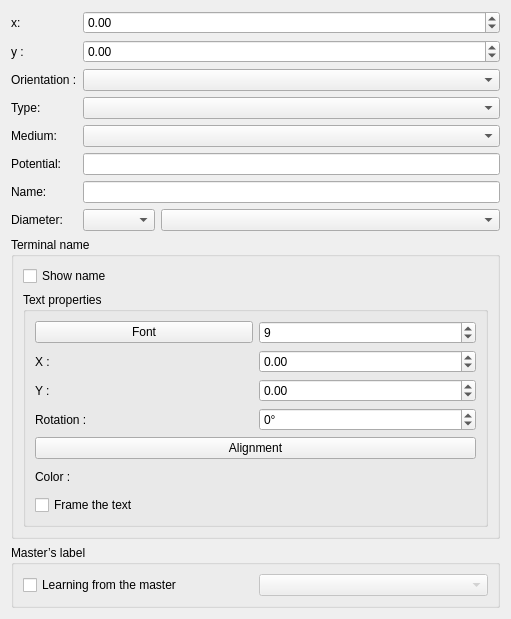
Old version of the form sources/editor/ui/terminaleditor.ui in the repository Opus-id/qelectrotech-source-mirror.
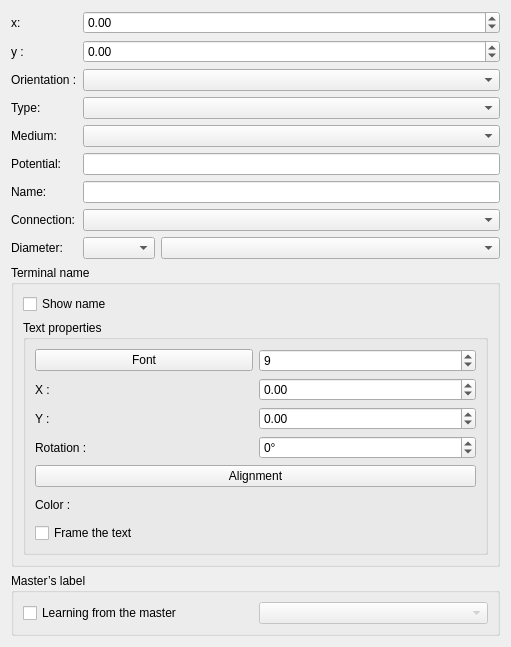
New version of the form.

Commit message: P&ID: connection type of the nozzles

Diff of the .ui file:
```diff
--- a/sources/editor/ui/terminaleditor.ui
+++ b/sources/editor/ui/terminaleditor.ui
@@ -107,13 +107,27 @@
     </widget>
    </item>
    <item row="7" column="0">
+    <widget class="QLabel" name="label_connection">
+     <property name="text">
+      <string>Connection:</string>
+     </property>
+    </widget>
+   </item>
+   <item row="7" column="1">
+    <widget class="QComboBox" name="m_connection_cb">
+     <property name="toolTip">
+      <string>How a pipe is joined to this nozzle; it decides the kind of its size. Each placed symbol can change it.</string>
+     </property>
+    </widget>
+   </item>
+   <item row="8" column="0">
     <widget class="QLabel" name="label_dn">
      <property name="text">
       <string>Diameter:</string>
      </property>
     </widget>
    </item>
-   <item row="7" column="1">
+   <item row="8" column="1">
     <layout class="QHBoxLayout" name="m_dn_layout">
      <item>
       <widget class="QComboBox" name="m_dn_kind_cb">
@@ -137,7 +151,7 @@
      </item>
     </layout>
    </item>
-   <item row="8" column="0" colspan="2">
+   <item row="9" column="0" colspan="2">
     <widget class="QGroupBox" name="m_label_gb">
      <property name="title">
       <string>Terminal name</string>
@@ -273,7 +287,7 @@
      </layout>
     </widget>
    </item>
-   <item row="9" column="0" colspan="2">
+   <item row="10" column="0" colspan="2">
     <widget class="QGroupBox" name="m_master_label_gb">
      <property name="title">
       <string>Master’s label</string>
```
The commit also changes 25 other files.
